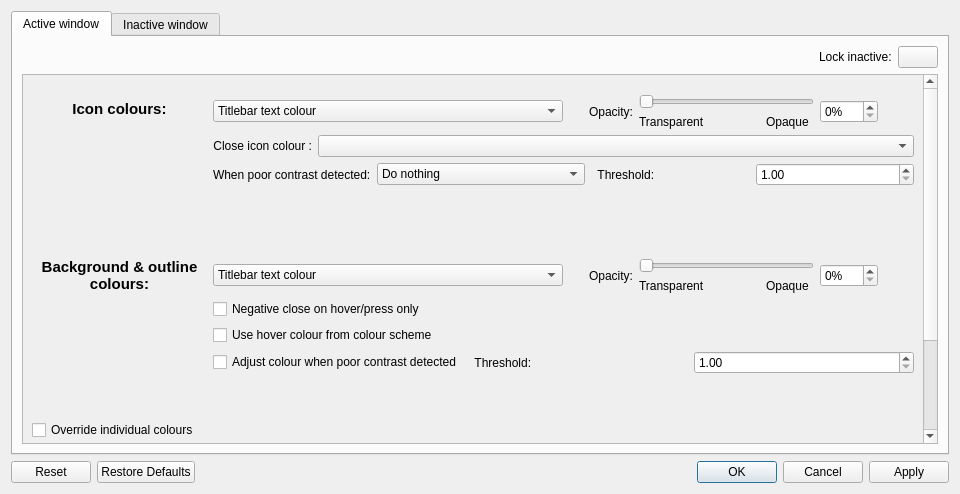
Old version of the form kdecoration/config/ui/buttoncolors.ui in the repository paulmcauley/klassy.
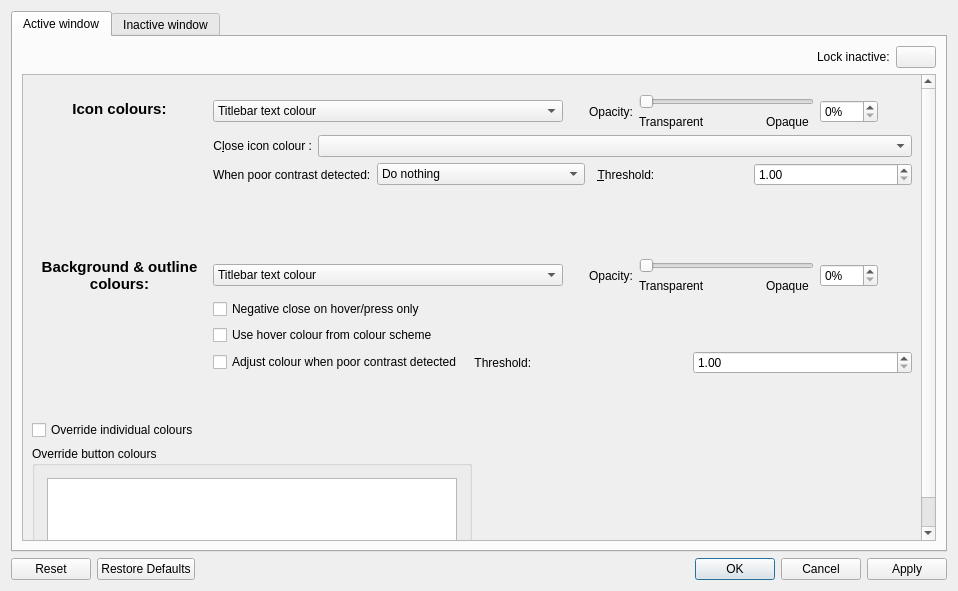
New version of the form.

```diff
--- a/kdecoration/config/ui/buttoncolors.ui
+++ b/kdecoration/config/ui/buttoncolors.ui
@@ -6,8 +6,8 @@
    <rect>
     <x>0</x>
     <y>0</y>
-    <width>960</width>
-    <height>494</height>
+    <width>958</width>
+    <height>591</height>
    </rect>
   </property>
   <property name="windowTitle">
@@ -98,7 +98,7 @@
            <rect>
             <x>0</x>
             <y>0</y>
-            <width>905</width>
+            <width>903</width>
             <height>615</height>
            </rect>
           </property>
@@ -324,7 +324,7 @@
                     </size>
                    </property>
                    <property name="text">
-                    <string>Close icon colour :</string>
+                    <string>C&amp;lose icon colour :</string>
                    </property>
                    <property name="alignment">
                     <set>Qt::AlignRight|Qt::AlignTrailing|Qt::AlignVCenter</set>
@@ -386,7 +386,7 @@
                  <item>
                   <widget class="QLabel" name="poorIconContrastThresholdActive_label">
                    <property name="text">
-                    <string>  Threshold:</string>
+                    <string>  &amp;Threshold:</string>
                    </property>
                    <property name="buddy">
                     <cstring>poorIconContrastThresholdActive</cstring>
```
Left out of the diff: 2 changed lines with no effect on the pictures.
